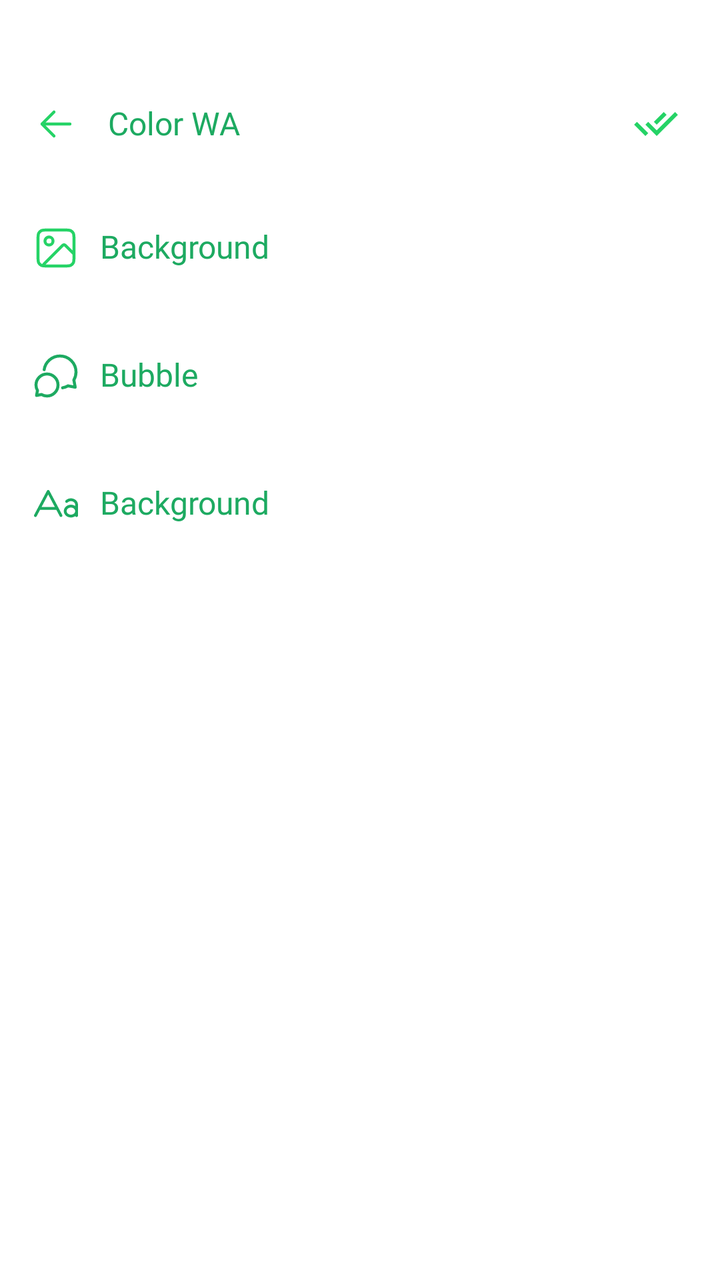
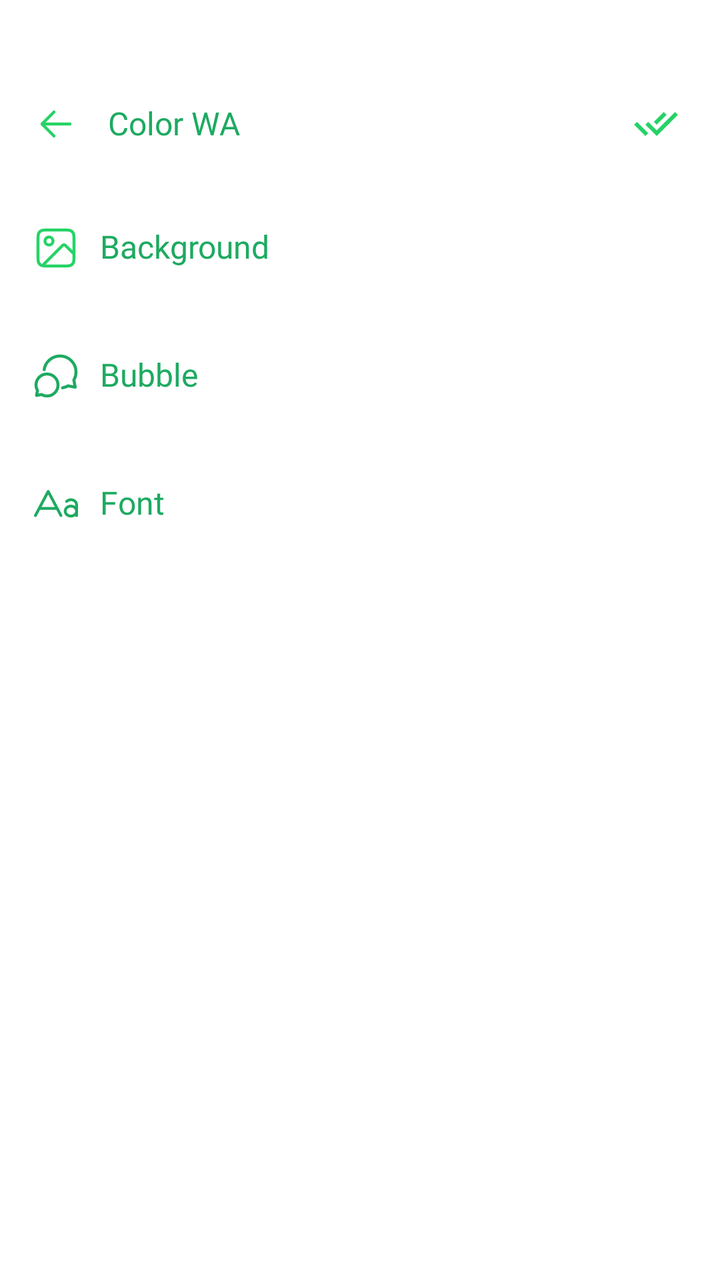

The first picture is an Android layout as it rendered before a commit; the second is the same layout after the commit. The layout source and the unified diff follow.
<!-- AndroidManifest.xml: application theme Theme.MyApplication -->
<!-- res/layout/fragment_setting_theme.xml -->
<?xml version="1.0" encoding="utf-8"?>
<androidx.constraintlayout.widget.ConstraintLayout xmlns:android="http://schemas.android.com/apk/res/android"
    android:layout_width="match_parent"
    android:layout_height="match_parent"
    android:background="@color/white">

    <LinearLayout
        android:layout_width="match_parent"
        android:layout_height="match_parent"
        android:layout_marginTop="@dimen/size40"
        android:orientation="vertical">

        <include
            android:id="@+id/toolbarSettingTheme"
            layout="@layout/layout_toolbar" />

        <androidx.appcompat.widget.AppCompatButton
            android:id="@+id/btnBackground"
            style="@style/TextView_7"
            android:layout_width="match_parent"
            android:layout_height="wrap_content"
            android:layout_marginTop="@dimen/size16"
            android:background="?selectableItemBackground"
            android:drawableStart="@drawable/ic_image"
            android:drawablePadding="@dimen/size10"
            android:gravity="center_vertical"
            android:paddingHorizontal="@dimen/size16"
            android:text="@string/txt_background"
            android:textColor="@color/col_main" />

        <androidx.appcompat.widget.AppCompatButton
            android:id="@+id/btnBubble"
            style="@style/TextView_7"
            android:layout_width="match_parent"
            android:layout_height="wrap_content"
            android:layout_marginVertical="@dimen/size16"
            android:background="?selectableItemBackground"
            android:drawableStart="@drawable/ic_bubble"
            android:drawablePadding="@dimen/size10"
            android:gravity="center_vertical"
            android:paddingHorizontal="@dimen/size16"
            android:text="@string/txt_bubble"
            android:textColor="@color/col_main" />

        <androidx.appcompat.widget.AppCompatButton
            android:id="@+id/btnFont"
            style="@style/TextView_7"
            android:layout_width="match_parent"
            android:layout_height="wrap_content"
            android:background="?selectableItemBackground"
            android:drawableStart="@drawable/ic_font"
            android:drawablePadding="@dimen/size10"
            android:gravity="center_vertical"
            android:paddingHorizontal="@dimen/size16"
            android:text="@string/txt_background"
            android:textColor="@color/col_main" />

        <LinearLayout
            android:id="@+id/btnAutomationContact"
            android:layout_width="match_parent"
            android:layout_height="wrap_content"
            android:layout_marginTop="@dimen/size16"
            android:background="?selectableItemBackground"
            android:visibility="gone"
            android:gravity="center_vertical"
            android:orientation="horizontal"
            android:paddingHorizontal="@dimen/size16">

            <androidx.appcompat.widget.AppCompatButton
                style="@style/TextView_7"
                android:layout_width="0dp"
                android:layout_height="wrap_content"
                android:layout_weight="1"
                android:background="@color/transparent"
                android:drawableStart="@drawable/ic_person2"
                android:drawablePadding="@dimen/size10"
                android:gravity="center_vertical"
                android:text="@string/txt_automatic_contact_colors"
                android:textColor="@color/col_main" />

            <ImageView
                android:layout_width="wrap_content"
                android:layout_height="wrap_content"
                android:src="@drawable/sl_switch" />
        </LinearLayout>

    </LinearLayout>
</androidx.constraintlayout.widget.ConstraintLayout>
<!-- res/layout/layout_toolbar.xml (included above) -->
<?xml version="1.0" encoding="utf-8"?>
<androidx.constraintlayout.widget.ConstraintLayout xmlns:android="http://schemas.android.com/apk/res/android"
    xmlns:app="http://schemas.android.com/apk/res-auto"
    android:layout_width="match_parent"
    android:layout_height="@dimen/size44"
    android:gravity="center_vertical"
    android:orientation="horizontal"
    android:paddingHorizontal="@dimen/size10"
    android:paddingVertical="@dimen/size8">


    <androidx.appcompat.widget.AppCompatImageButton
        android:id="@+id/btnBack"
        android:layout_width="wrap_content"
        android:layout_height="wrap_content"
        android:background="?selectableItemBackgroundBorderless"
        android:padding="@dimen/size6"
        android:src="@drawable/ic_arr_left"
        app:layout_constraintBottom_toBottomOf="parent"
        app:layout_constraintStart_toStartOf="parent"
        app:layout_constraintTop_toTopOf="parent" />

    <TextView
        android:id="@+id/tvTitle"
        style="@style/TextView_5"
        android:layout_width="0dp"
        android:layout_height="wrap_content"
        android:layout_marginStart="@dimen/size8"
        android:layout_weight="1"
        android:ellipsize="end"
        android:gravity="start"
        android:maxLines="1"
        android:text="@string/app_name"
        android:textColor="@color/col_main"
        android:textSize="@dimen/size16"
        app:layout_constraintBottom_toBottomOf="parent"
        app:layout_constraintEnd_toStartOf="@+id/btnSelect"
        app:layout_constraintStart_toEndOf="@+id/btnBack"
        app:layout_constraintTop_toTopOf="parent" />

        <androidx.appcompat.widget.AppCompatButton
            android:id="@+id/btnSelect"
            android:layout_width="wrap_content"
            android:layout_height="wrap_content"
            android:layout_centerInParent="true"
            android:layout_centerVertical="true"
            android:layout_marginEnd="@dimen/size8"
            android:background="@color/transparent"
            android:gravity="end"
            android:text="@string/txt_select"
            android:textAllCaps="false"
            android:visibility="invisible"
            app:layout_constraintBottom_toBottomOf="parent"
            app:layout_constraintEnd_toEndOf="parent"
            app:layout_constraintTop_toTopOf="parent" />

    <androidx.appcompat.widget.AppCompatImageButton
        android:id="@+id/btnAction"
        android:layout_width="wrap_content"
        android:layout_height="wrap_content"
        android:layout_alignParentEnd="true"
        android:layout_centerVertical="true"
        android:background="?selectableItemBackgroundBorderless"
        android:padding="@dimen/size10"
        android:src="@drawable/ic_done_all_1"
        app:layout_constraintBottom_toBottomOf="parent"
        app:layout_constraintEnd_toEndOf="parent"
        app:layout_constraintTop_toTopOf="parent" />
</androidx.constraintlayout.widget.ConstraintLayout>
<!-- resources referenced by this layout -->
<resources>
  <color name="col_main">#1DAA61</color>
  <color name="transparent">#00000000</color>
  <color name="white">#FFFFFFFF</color>
  <dimen name="size10">10dp</dimen>
  <dimen name="size16">16dp</dimen>
  <dimen name="size40">40dp</dimen>
  <dimen name="size44">44dp</dimen>
  <dimen name="size6">6dp</dimen>
  <dimen name="size8">8dp</dimen>
  <!-- drawable ic_arr_left (drawable) -->
  <vector xmlns:android="http://schemas.android.com/apk/res/android"
      android:width="24dp"
      android:height="24dp"
      android:viewportWidth="24"
      android:viewportHeight="24">
    <path
        android:pathData="M5,12H19M11,18L5,12L11,6"
        android:strokeLineJoin="round"
        android:strokeWidth="1.5"
        android:fillColor="#00000000"
        android:strokeColor="#25D366"
        android:strokeLineCap="round"/>
  </vector>
  <!-- drawable ic_done_all_1 (drawable) -->
  <vector xmlns:android="http://schemas.android.com/apk/res/android"
      android:width="24dp"
      android:height="24dp"
      android:viewportWidth="24"
      android:viewportHeight="24">
    <path
        android:pathData="M6.7,18L1.05,12.35L2.475,10.95L6.725,15.2L8.125,16.6L6.7,18ZM12.35,18L6.7,12.35L8.1,10.925L12.35,15.175L21.55,5.975L22.95,7.4L12.35,18ZM12.35,12.35L10.925,10.95L15.875,6L17.3,7.4L12.35,12.35Z"
        android:fillColor="#25D366"/>
  </vector>
  <!-- drawable sl_switch (drawable) -->
  <?xml version="1.0" encoding="utf-8"?>
  <selector xmlns:android="http://schemas.android.com/apk/res/android">
      <item android:drawable="@drawable/ic_switch_sl" android:state_selected="true" />
      <item android:drawable="@drawable/ic_switch" />
  </selector>
  <string name="app_name" translatable="false">Color WA</string>
  <string name="txt_automatic_contact_colors">Automatic contact colors</string>
  <string name="txt_background">Background</string>
  <string name="txt_bubble">Bubble</string>
  <string name="txt_select">Select</string>
  <style name="TextView_5">
          <item name="android:layout_width">wrap_content</item>
          <item name="android:layout_height">wrap_content</item>
          <item name="android:textColor">@color/black</item>
          <item name="android:textAllCaps">false</item>
          <item name="android:fontFamily">@font/font_500</item>
          <item name="android:includeFontPadding">false</item>
          <item name="android:textSize">@dimen/size14</item>
      </style>
  <style name="TextView_7">
          <item name="android:layout_width">wrap_content</item>
          <item name="android:layout_height">wrap_content</item>
          <item name="android:includeFontPadding">false</item>
          <item name="android:textAllCaps">false</item>
          <item name="android:textColor">@color/black</item>
          <item name="android:fontFamily">@font/font_700</item>
          <item name="android:textSize">@dimen/size16</item>
      </style>
  <style name="Theme.MyApplication" parent="Base.Theme.MyApplication" />
  <color name="black">#FF000000</color>
  <dimen name="size14">14dp</dimen>
  <color name="col_select">#CD666666</color>
  <style name="AppBottomSheetDialogTheme" parent="Theme.Design.Light.BottomSheetDialog">
          <item name="bottomSheetStyle">@style/AppModalStyle</item>
      </style>
  <style name="AppModalStyle" parent="Widget.Design.BottomSheet.Modal">
          <item name="android:background">@drawable/bg_border_bottom_sheet</item>
      </style>
  <!-- drawable bg_border_bottom_sheet (drawable) -->
  <?xml version="1.0" encoding="utf-8"?>
  <shape xmlns:android="http://schemas.android.com/apk/res/android"
      android:shape="rectangle">
      <corners
          android:topLeftRadius="@dimen/size24"
          android:topRightRadius="@dimen/size24" />
      <solid android:color="@color/white" />
  </shape>
  <dimen name="size24">24dp</dimen>
  <!-- unchanged entries left out for length: 7 -->
</resources>

<!-- the commit's change to res/layout/fragment_setting_theme.xml (unified diff, before → after) -->
@@ -52,7 +52,7 @@
             android:drawablePadding="@dimen/size10"
             android:gravity="center_vertical"
             android:paddingHorizontal="@dimen/size16"
-            android:text="@string/txt_background"
+            android:text="@string/txt_font"
             android:textColor="@color/col_main" />
 
         <LinearLayout
<!-- resource entries referenced after the edit -->
@@ -43,6 +43,7 @@
   <string name="txt_automatic_contact_colors">Automatic contact colors</string>
   <string name="txt_background">Background</string>
   <string name="txt_bubble">Bubble</string>
+  <string name="txt_font">Font</string>
   <string name="txt_select">Select</string>
   <style name="TextView_5">
           <item name="android:layout_width">wrap_content</item>
